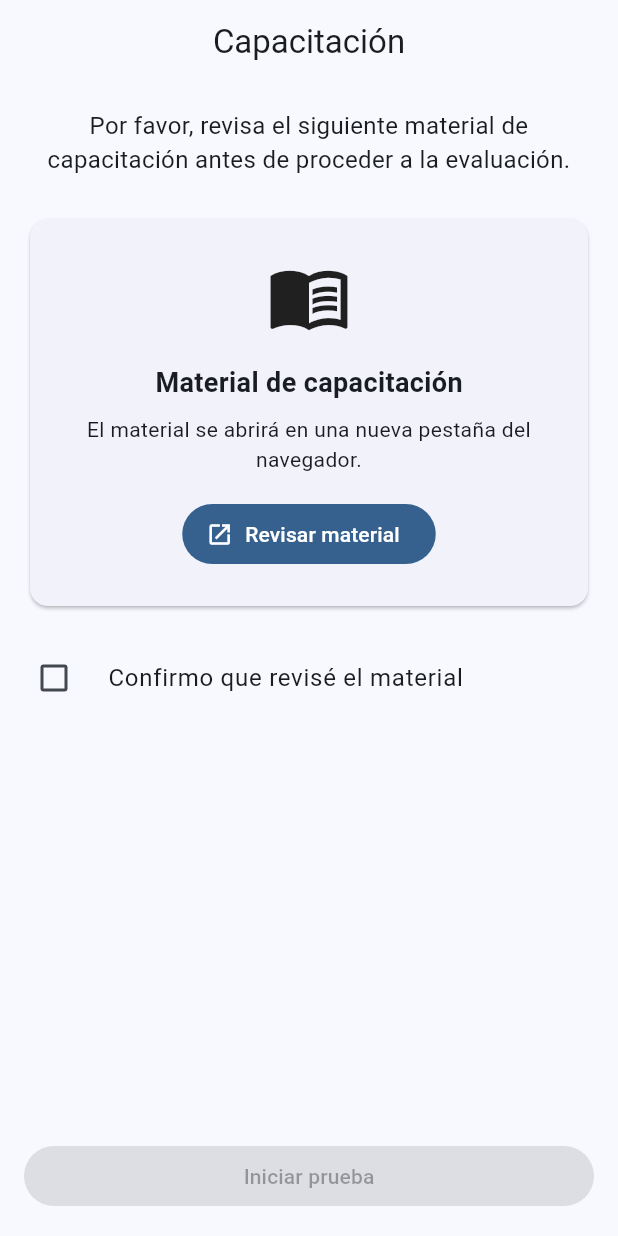
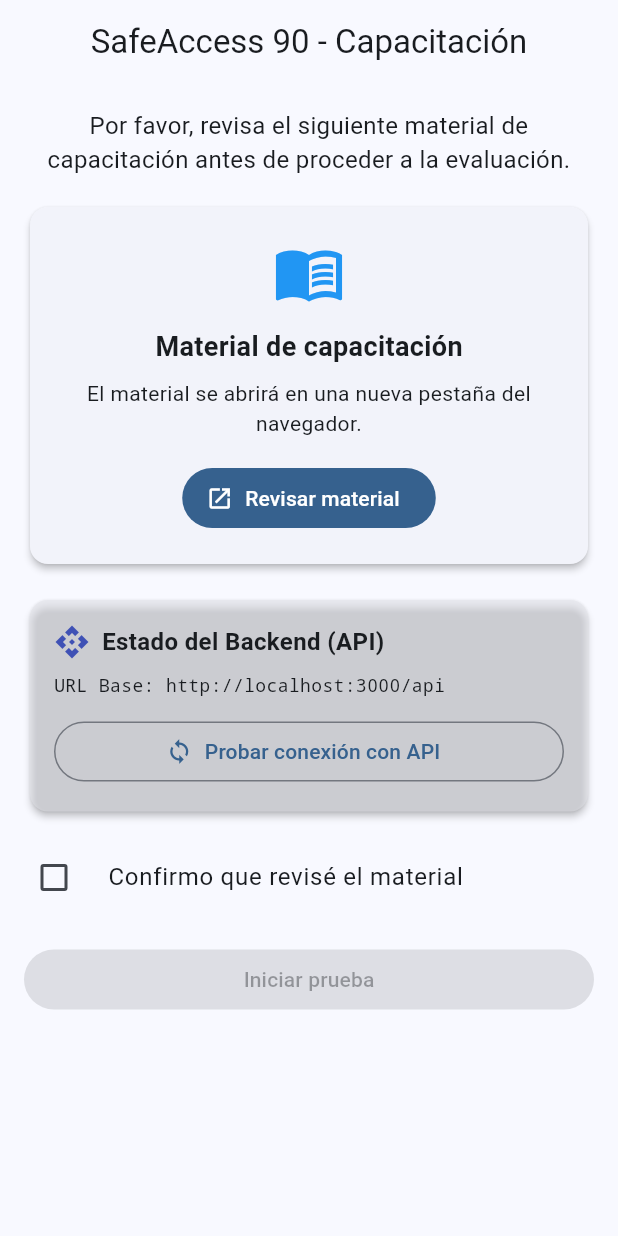
Before and after one commit to seeker-devil/flutter_App_Movil, a Flutter app: the screen it shows after launch, on a phone screen of 412 x 824 dp. Run offline on Flutter 3.47's test engine with Material 3 defaults, Android fonts, the phone set to English and light mode, and no system bars; our stand-ins replace flutter_riverpod, go_router.

Commit message:
Integrar Flutter con API de SafeAccess 90

```diff
--- /dev/null
+++ b/lib/config/api_config.dart
@@ -0,0 +1,13 @@
+class ApiConfig {
+  /// Base URL configured via `--dart-define=API_BASE_URL=...`
+  /// Defaults to `http://localhost:3000/api` for Web/Desktop development.
+  /// For Android Emulator use `--dart-define=API_BASE_URL=http://10.0.2.2:3000/api`.
+  /// For Physical Android device use `--dart-define=API_BASE_URL=http://<PC-LAN-IP>:3000/api`.
+  static const String baseUrl = String.fromEnvironment(
+    'API_BASE_URL',
+    defaultValue: 'http://localhost:3000/api',
+  );
+
+  /// Endpoint to verify NestJS backend health status
+  static String get healthEndpoint => '$baseUrl/health';
+}
--- a/lib/features/training/training_page.dart
+++ b/lib/features/training/training_page.dart
@@ -2,6 +2,8 @@ import 'package:flutter/material.dart';
 import 'package:flutter_riverpod/flutter_riverpod.dart';
 import 'package:go_router/go_router.dart';
 import 'package:url_launcher/url_launcher.dart';
+import '../../config/api_config.dart';
+import '../../services/health_api_service.dart';
 import '../../shared/app_scaffold.dart';
 import '../quiz/quiz_controller.dart';
 
@@ -15,6 +17,26 @@ class TrainingPage extends ConsumerStatefulWidget {
 }
 
 class _TrainingPageState extends ConsumerState<TrainingPage> {
+  final HealthApiService _healthApiService = HealthApiService();
+  bool _isLoadingApi = false;
+  HealthResponse? _apiResult;
+
+  Future<void> _testApiConnection() async {
+    setState(() {
+      _isLoadingApi = true;
+      _apiResult = null;
+    });
+
+    final result = await _healthApiService.checkHealth();
+
+    if (mounted) {
+      setState(() {
+        _isLoadingApi = false;
+        _apiResult = result;
+      });
+    }
+  }
+
   Future<void> _openTrainingMaterial() async {
     final uri = Uri.parse(trainingUrl);
 
@@ -39,8 +61,8 @@ class _TrainingPageState extends ConsumerState<TrainingPage> {
     final hasReviewed = ref.watch(quizProvider).hasReviewedMaterial;
 
     return AppScaffold(
-      title: 'Capacitación',
-      child: Padding(
+      title: 'SafeAccess 90 - Capacitación',
+      child: SingleChildScrollView(
         padding: const EdgeInsets.all(16),
         child: Column(
           crossAxisAlignment: CrossAxisAlignment.stretch,
@@ -51,17 +73,19 @@ class _TrainingPageState extends ConsumerState<TrainingPage> {
               style: TextStyle(fontSize: 16),
               textAlign: TextAlign.center,
             ),
-            const SizedBox(height: 24),
+            const SizedBox(height: 16),
             Card(
+              elevation: 2,
               child: Padding(
-                padding: const EdgeInsets.all(24),
+                padding: const EdgeInsets.all(20),
                 child: Column(
                   children: [
                     const Icon(
                       Icons.menu_book_outlined,
-                      size: 56,
+                      size: 48,
+                      color: Colors.blue,
                     ),
-                    const SizedBox(height: 16),
+                    const SizedBox(height: 12),
                     const Text(
                       'Material de capacitación',
                       style: TextStyle(
@@ -71,8 +95,7 @@ class _TrainingPageState extends ConsumerState<TrainingPage> {
                     ),
                     const SizedBox(height: 8),
                     const Text(
-                      'El material se abrirá en una nueva pestaña '
-                      'del navegador.',
+                      'El material se abrirá en una nueva pestaña del navegador.',
                       textAlign: TextAlign.center,
                     ),
                     const SizedBox(height: 16),
@@ -86,6 +109,117 @@ class _TrainingPageState extends ConsumerState<TrainingPage> {
               ),
             ),
             const SizedBox(height: 16),
+            Card(
+              elevation: 2,
+              color: Theme.of(context).colorScheme.surfaceContainerHighest.withValues(alpha: 0.5),
+              child: Padding(
+                padding: const EdgeInsets.all(16),
+                child: Column(
+                  crossAxisAlignment: CrossAxisAlignment.stretch,
+                  children: [
+                    const Row(
+                      children: [
+                        Icon(Icons.api, color: Colors.indigo),
+                        SizedBox(width: 8),
+                        Text(
+                          'Estado del Backend (API)',
+                          style: TextStyle(
+                            fontSize: 16,
+                            fontWeight: FontWeight.bold,
+                          ),
+                        ),
+                      ],
+                    ),
+                    const SizedBox(height: 8),
+                    const Text(
+                      'URL Base: ${ApiConfig.baseUrl}',
+                      style: TextStyle(fontSize: 12, fontFamily: 'monospace'),
+                    ),
+                    const SizedBox(height: 12),
+                    OutlinedButton.icon(
+                      onPressed: _isLoadingApi ? null : _testApiConnection,
+                      icon: _isLoadingApi
+                          ? const SizedBox(
+                              width: 18,
+                              height: 18,
+                              child: CircularProgressIndicator(strokeWidth: 2),
+                            )
+                          : const Icon(Icons.sync_outlined),
+                      label: const Text('Probar conexión con API'),
+                    ),
+                    if (_apiResult != null) ...[
+                      const SizedBox(height: 12),
+                      Container(
+                        padding: const EdgeInsets.all(12),
+                        decoration: BoxDecoration(
+                          color: _apiResult!.success
+                              ? Colors.green.shade50
+                              : Colors.red.shade50,
+                          borderRadius: BorderRadius.circular(8),
+                          border: Border.all(
+                            color: _apiResult!.success
+                                ? Colors.green.shade400
+                                : Colors.red.shade400,
+                          ),
+                        ),
+                        child: Column(
+                          crossAxisAlignment: CrossAxisAlignment.start,
+                          children: [
+                            Row(
+                              children: [
+                                Icon(
+                                  _apiResult!.success
+                                      ? Icons.check_circle_outline
+                                      : Icons.error_outline,
+                                  color: _apiResult!.success
+                                      ? Colors.green.shade700
+                                      : Colors.red.shade700,
+                                ),
+                                const SizedBox(width: 8),
+                                Expanded(
+                                  child: Text(
+                                    _apiResult!.success
+                                        ? 'Backend conectado correctamente'
+                                        : 'No fue posible conectar con el backend',
+                                    style: TextStyle(
+                                      fontWeight: FontWeight.bold,
+                                      color: _apiResult!.success
+                                          ? Colors.green.shade900
+                                          : Colors.red.shade900,
+                                    ),
+                                  ),
+                                ),
+                              ],
+                            ),
+                            const SizedBox(height: 4),
+                            Text(
+                              _apiResult!.message,
+                              style: TextStyle(
+                                fontSize: 13,
+                                color: _apiResult!.success
+                                    ? Colors.green.shade900
+                                    : Colors.red.shade900,
+                              ),
+                            ),
+                            if (_apiResult!.timestamp != null) ...[
+                              const SizedBox(height: 4),
+                              Text(
+                                'Timestamp: ${_apiResult!.timestamp}',
+                                style: const TextStyle(
+                                  fontSize: 11,
+                                  color: Colors.grey,
+                                ),
+                              ),
+                            ],
+                          ],
+                        ),
+                      ),
+                    ],
+                  ],
+                ),
+              ),
+            ),
+            const SizedBox(height: 12),
             CheckboxListTile(
               value: hasReviewed,
               onChanged: (value) {
@@ -99,7 +233,7 @@ class _TrainingPageState extends ConsumerState<TrainingPage> {
               controlAffinity: ListTileControlAffinity.leading,
               contentPadding: EdgeInsets.zero,
             ),
-            const Spacer(),
+            const SizedBox(height: 16),
             FilledButton(
               onPressed: hasReviewed
                   ? () {
--- /dev/null
+++ b/lib/services/health_api_service.dart
@@ -0,0 +1,58 @@
+import 'dart:convert';
+import 'package:http/http.dart' as http;
+import '../config/api_config.dart';
+
+class HealthResponse {
+  final bool success;
+  final String message;
+  final String? timestamp;
+  final String? error;
+
+  HealthResponse({
+    required this.success,
+    required this.message,
+    this.timestamp,
+    this.error,
+  });
+
+  factory HealthResponse.fromJson(Map<String, dynamic> json) {
+    return HealthResponse(
+      success: json['success'] ?? false,
+      message: json['message'] ?? '',
+      timestamp: json['timestamp'],
+    );
+  }
+}
+
+class HealthApiService {
+  final http.Client client;
+
+  HealthApiService({http.Client? client}) : client = client ?? http.Client();
+
+  /// Consumes backend GET /api/health endpoint
+  Future<HealthResponse> checkHealth() async {
+    try {
+      final uri = Uri.parse(ApiConfig.healthEndpoint);
+      final response = await client.get(uri).timeout(
+        const Duration(seconds: 5),
+      );
+
+      if (response.statusCode == 200) {
+        final data = jsonDecode(response.body) as Map<String, dynamic>;
+        return HealthResponse.fromJson(data);
+      } else {
+        return HealthResponse(
+          success: false,
+          message: 'No fue posible conectar con el backend (Código: ${response.statusCode})',
+          error: 'HTTP ${response.statusCode}',
+        );
+      }
+    } catch (e) {
+      return HealthResponse(
+        success: false,
+        message: 'No fue posible conectar con el backend. Verifica que esté en ejecución.',
+        error: e.toString(),
+      );
+    }
+  }
+}
--- a/pubspec.yaml
+++ b/pubspec.yaml
@@ -12,6 +12,7 @@ dependencies:
   flutter_riverpod: ^2.5.1
   go_router: ^13.2.0
   url_launcher: ^6.3.2
+  http: ^1.2.1
 dev_dependencies:
   flutter_test:
     sdk: flutter
```
Also changed, not shown: pubspec.lock, 7 other files.
